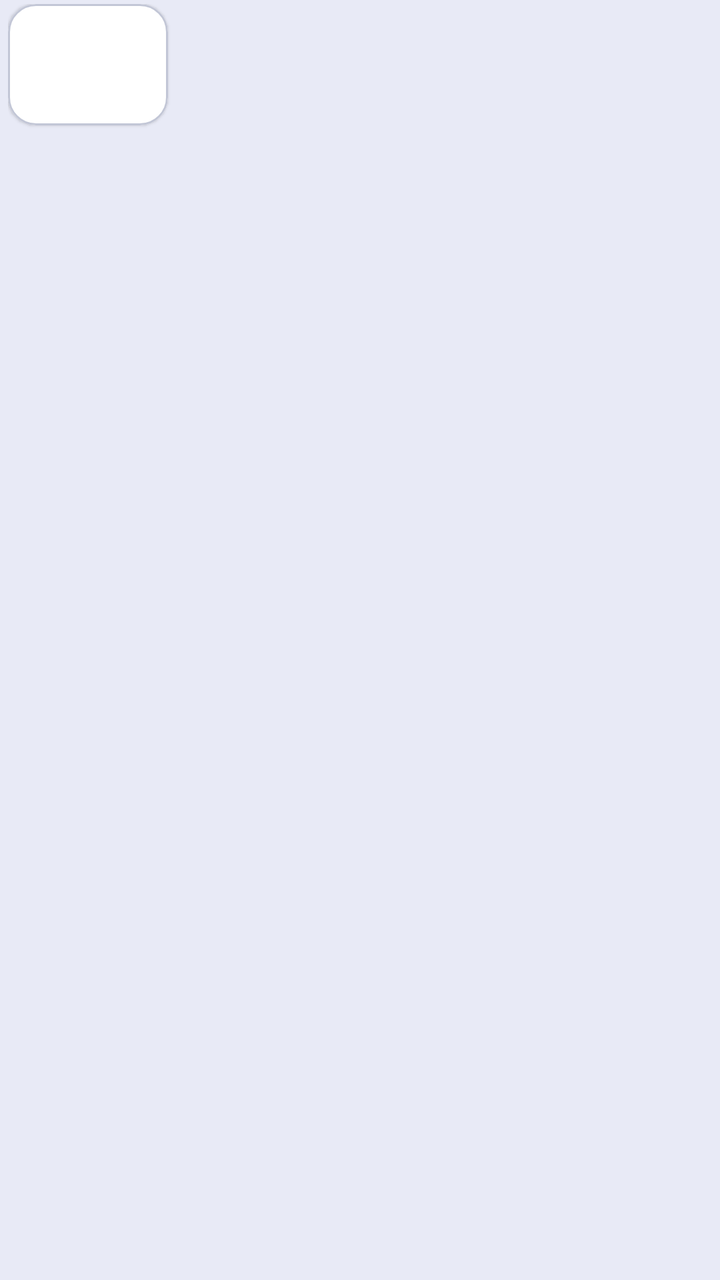
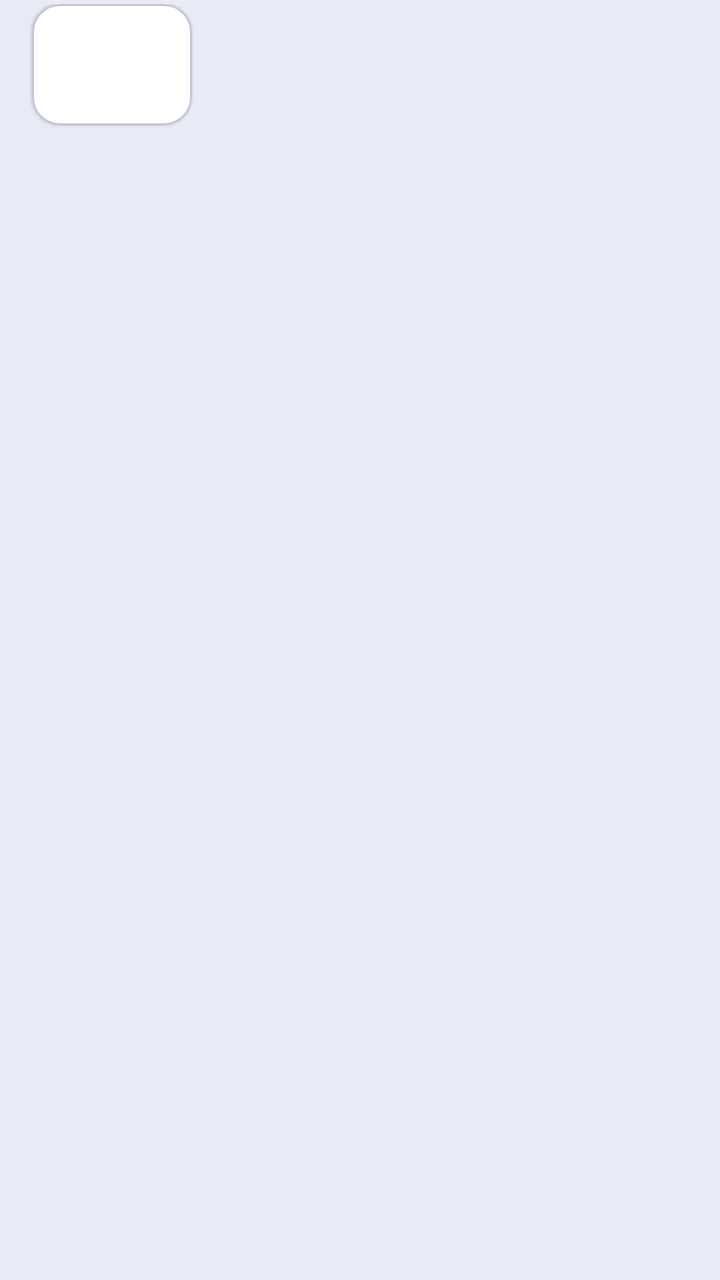

The first picture is an Android layout as it rendered before a commit; the second is the same layout after the commit. The layout source and the unified diff follow.
<!-- AndroidManifest.xml: application theme Theme.ChatSnap -->
<!-- res/layout/item_message_received.xml -->
<?xml version="1.0" encoding="utf-8"?>
<androidx.constraintlayout.widget.ConstraintLayout xmlns:android="http://schemas.android.com/apk/res/android"
    xmlns:app="http://schemas.android.com/apk/res-auto"
    android:layout_width="match_parent"
    android:layout_height="wrap_content"
    android:paddingHorizontal="4dp"
    android:paddingVertical="2dp">

    <com.google.android.material.imageview.ShapeableImageView
        android:id="@+id/ivSenderAvatar"
        android:layout_width="32dp"
        android:layout_height="32dp"
        android:layout_marginEnd="8dp"
        android:scaleType="centerCrop"
        android:src="@drawable/ic_app_logo"
        android:visibility="gone"
        app:layout_constraintBottom_toBottomOf="@id/cardMessage"
        app:layout_constraintStart_toStartOf="parent"
        app:shapeAppearanceOverlay="@style/ShapeAppearance.Circle" />

    <com.google.android.material.card.MaterialCardView
        android:id="@+id/cardMessage"
        android:layout_width="wrap_content"
        android:layout_height="wrap_content"
        app:cardBackgroundColor="?attr/chatBubbleReceivedColor"
        app:cardCornerRadius="14dp"
        app:cardElevation="1dp"
        app:layout_constraintStart_toEndOf="@id/ivSenderAvatar"
        app:layout_constraintTop_toTopOf="parent">

        <LinearLayout
            android:layout_width="wrap_content"
            android:layout_height="wrap_content"
            android:minWidth="80dp"
            android:orientation="vertical"
            android:padding="6dp">

            <TextView
                android:id="@+id/tvSenderName"
                android:layout_width="wrap_content"
                android:layout_height="wrap_content"
                android:textSize="12sp"
                android:textStyle="bold"
                android:paddingHorizontal="10dp"
                android:paddingTop="2dp"
                android:textColor="?attr/colorPrimary"
                android:visibility="gone" />

            <com.google.android.material.imageview.ShapeableImageView
                android:id="@+id/ivMessageImage"
                android:layout_width="200dp"
                android:layout_height="200dp"
                android:scaleType="centerCrop"
                android:visibility="gone"
                android:layout_marginBottom="4dp"
                app:shapeAppearanceOverlay="@style/ShapeAppearance.MediumComponent" />

            <TextView
                android:id="@+id/tvMessage"
                android:layout_width="wrap_content"
                android:layout_height="wrap_content"
                android:paddingHorizontal="10dp"
                android:paddingVertical="6dp"
                android:textColor="?attr/chatBubbleReceivedTextColor"
                android:textSize="14sp" />

            <LinearLayout
                android:id="@+id/pollContainer"
                android:layout_width="200dp"
                android:layout_height="wrap_content"
                android:orientation="vertical"
                android:padding="8dp"
                android:visibility="gone" />

            <TextView
                android:id="@+id/tvTime"
                android:layout_width="wrap_content"
                android:layout_height="wrap_content"
                android:layout_gravity="end"
                android:paddingEnd="10dp"
                android:paddingBottom="4dp"
                android:textSize="10sp"
                android:alpha="0.7"
                android:textColor="?attr/chatBubbleReceivedTextColor" />

            <TextView
                android:id="@+id/tvReactions"
                android:layout_width="wrap_content"
                android:layout_height="wrap_content"
                android:layout_gravity="start"
                android:background="@drawable/bg_circle_translucent"
                android:paddingHorizontal="6dp"
                android:paddingVertical="2dp"
                android:textColor="?attr/chatBubbleReceivedTextColor"
                android:textSize="10sp"
                android:visibility="gone" />
        </LinearLayout>
    </com.google.android.material.card.MaterialCardView>

</androidx.constraintlayout.widget.ConstraintLayout>
<!-- resources referenced by this layout -->
<resources>
  <!-- drawable bg_circle_translucent (drawable) -->
  <?xml version="1.0" encoding="utf-8"?>
  <shape xmlns:android="http://schemas.android.com/apk/res/android"
      android:shape="oval">
      <solid android:color="#66000000" />
  </shape>
  <!-- drawable ic_app_logo: png bitmap (drawable, 483391 bytes) -->
  <style name="ShapeAppearance.Circle" parent="ShapeAppearance.MaterialComponents.SmallComponent">
          <item name="cornerFamily">rounded</item>
          <item name="cornerSize">50%</item>
      </style>
  <style name="ShapeAppearance.MediumComponent" parent="ShapeAppearance.MaterialComponents.MediumComponent">
          <item name="cornerFamily">rounded</item>
          <item name="cornerSize">12dp</item>
      </style>
  <style name="Theme.ChatSnap" parent="Base.Theme.ChatSnap" />
  <style name="Base.Theme.ChatSnap" parent="Theme.Material3.DayNight.NoActionBar">
          
          <item name="colorPrimary">@color/primary</item>
          <item name="colorOnPrimary">@color/white</item>
          <item name="colorPrimaryContainer">@color/primary_container</item>
          <item name="colorOnPrimaryContainer">@color/white</item>
  
          <item name="colorSecondary">@color/secondary</item>
          <item name="colorOnSecondary">@color/white</item>
          <item name="colorSecondaryContainer">@color/secondary_container</item>
          <item name="colorOnSecondaryContainer">@color/on_surface</item>
  
          <item name="colorTertiary">#E966FF</item>
          <item name="colorOnTertiary">@color/white</item>
  
          <item name="android:windowBackground">@color/background</item>
          <item name="colorSurface">@color/surface_container</item>
          <item name="colorOnSurface">@color/on_surface</item>
          <item name="colorSurfaceVariant">@color/surface_container_low</item>
          <item name="colorOnSurfaceVariant">@color/on_surface_variant</item>
  
          <item name="colorOutline">@color/outline</item>
          <item name="colorOutlineVariant">@color/outline_variant</item>
  
          
          <item name="android:textColorPrimary">?attr/colorOnSurface</item>
          <item name="android:textColorSecondary">?attr/colorOnSurfaceVariant</item>
          <item name="android:textColorHint">?attr/colorOutline</item>
  
          
          <item name="android:statusBarColor">?attr/colorPrimary</item>
          <item name="android:windowLightStatusBar">false</item>
  
          
          <item name="chatBubbleSentColor">#DCF8C6</item>
          <item name="chatBubbleReceivedColor">@color/white</item>
          <item name="chatBubbleSentTextColor">@color/black</item>
          <item name="chatBubbleReceivedTextColor">@color/black</item>
  
          <item name="editTextStyle">@style/Widget.Material3.TextInputEditText.OutlinedBox</item>
          <item name="textInputStyle">@style/Widget.Material3.TextInputLayout.OutlinedBox</item>
          <item name="android:windowAnimationStyle">@style/Animation.Activity</item>
      </style>
  <color name="primary">#5C6BC0</color>
  <color name="white">#FFFFFFFF</color>
  <color name="primary_container">#7986CB</color>
  <color name="secondary">#5c5f61</color>
  <color name="secondary_container">#e0e3e5</color>
  <color name="on_surface">#191b23</color>
  <color name="background">#E8EAF6</color>
  <color name="surface_container">#ecedf7</color>
  <color name="surface_container_low">#f2f3fd</color>
  <color name="on_surface_variant">#424754</color>
  <color name="outline">#727785</color>
  <color name="outline_variant">#c2c6d6</color>
  <color name="black">#FF000000</color>
  <style name="Animation.Activity" parent="@android:style/Animation.Activity">
          <item name="android:activityOpenEnterAnimation">@anim/slide_in_right</item>
          <item name="android:activityOpenExitAnimation">@anim/slide_out_left</item>
          <item name="android:activityCloseEnterAnimation">@anim/slide_in_left</item>
          <item name="android:activityCloseExitAnimation">@anim/slide_out_right</item>
      </style>
</resources>

<!-- the commit's change to res/layout/item_message_received.xml (unified diff, before → after) -->
@@ -7,21 +7,23 @@
     android:paddingVertical="2dp">
 
     <com.google.android.material.imageview.ShapeableImageView
-        android:id="@+id/ivSenderAvatar"
-        android:layout_width="32dp"
-        android:layout_height="32dp"
-        android:layout_marginEnd="8dp"
-        android:scaleType="centerCrop"
-        android:src="@drawable/ic_app_logo"
-        android:visibility="gone"
-        app:layout_constraintBottom_toBottomOf="@id/cardMessage"
-        app:layout_constraintStart_toStartOf="parent"
-        app:shapeAppearanceOverlay="@style/ShapeAppearance.Circle" />
+         android:id="@+id/ivSenderAvatar"
+         android:layout_width="32dp"
+         android:layout_height="32dp"
+         android:layout_marginStart="8dp"
+         android:layout_marginEnd="8dp"
+         android:scaleType="centerCrop"
+         android:src="@drawable/ic_app_logo"
+         android:visibility="gone"
+         app:layout_constraintBottom_toBottomOf="@id/cardMessage"
+         app:layout_constraintStart_toStartOf="parent"
+         app:shapeAppearanceOverlay="@style/ShapeAppearance.Circle" />
 
     <com.google.android.material.card.MaterialCardView
         android:id="@+id/cardMessage"
         android:layout_width="wrap_content"
         android:layout_height="wrap_content"
+        android:layout_marginStart="12dp"
         app:cardBackgroundColor="?attr/chatBubbleReceivedColor"
         app:cardCornerRadius="14dp"
         app:cardElevation="1dp"
